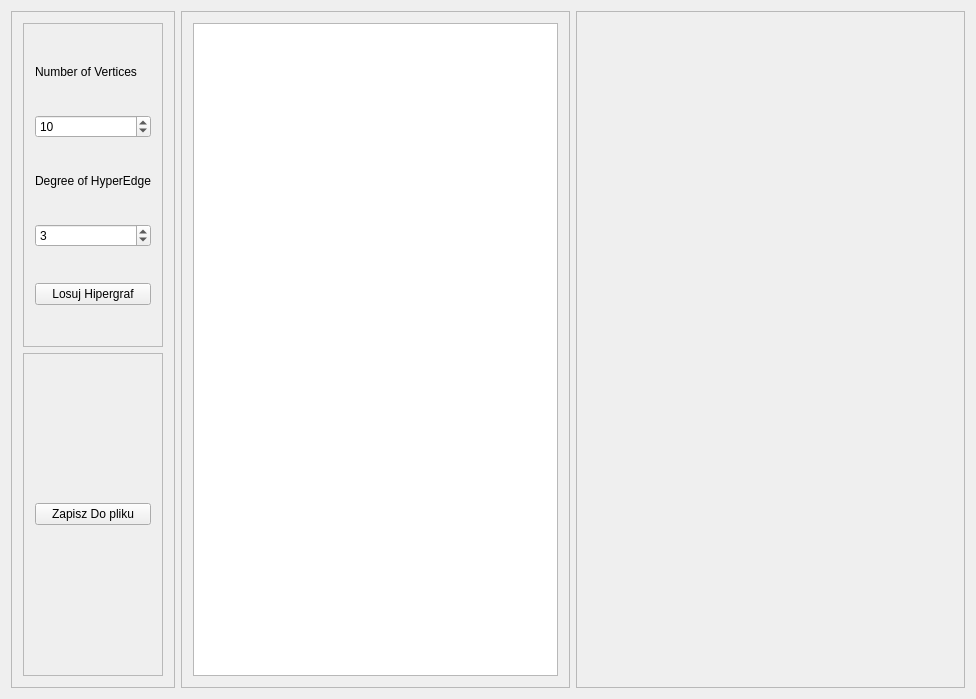
Above: mainwindow.ui from kwarkGorny/PracaInzynierska before the change. Below: the same form after it.
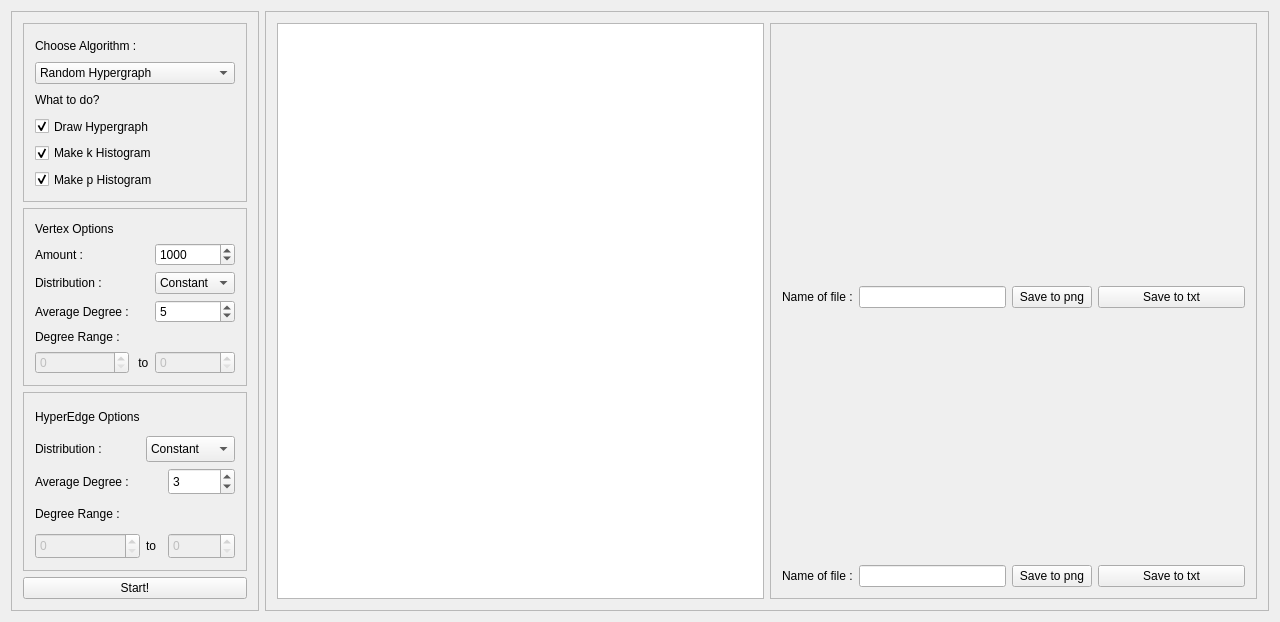
That is the form after the change. Custom widgets are drawn as their Qt base class.

```diff
--- a/mainwindow.ui
+++ b/mainwindow.ui
@@ -6,17 +6,23 @@
    <rect>
     <x>0</x>
     <y>0</y>
-    <width>976</width>
-    <height>699</height>
+    <width>1280</width>
+    <height>622</height>
    </rect>
   </property>
+  <property name="sizePolicy">
+   <sizepolicy hsizetype="Preferred" vsizetype="Preferred">
+    <horstretch>0</horstretch>
+    <verstretch>0</verstretch>
+   </sizepolicy>
+  </property>
   <property name="windowTitle">
    <string>MainWindow</string>
   </property>
   <widget class="QWidget" name="centralWidget">
-   <layout class="QHBoxLayout" name="horizontalLayout">
-    <item>
-     <widget class="QFrame" name="frame">
+   <layout class="QGridLayout" name="gridLayout_6">
+    <item row="0" column="0">
+     <widget class="QFrame" name="ParametersFrame">
       <property name="sizePolicy">
        <sizepolicy hsizetype="Fixed" vsizetype="Preferred">
         <horstretch>0</horstretch>
@@ -29,56 +35,139 @@
       <property name="frameShadow">
        <enum>QFrame::Raised</enum>
       </property>
-      <layout class="QVBoxLayout" name="verticalLayout">
-       <item>
-        <widget class="QFrame" name="frame_4">
+      <layout class="QGridLayout" name="gridLayout_4">
+       <item row="3" column="0">
+        <widget class="QFrame" name="HyperEdgeFrame">
+         <property name="sizePolicy">
+          <sizepolicy hsizetype="Preferred" vsizetype="Preferred">
+           <horstretch>0</horstretch>
+           <verstretch>0</verstretch>
+          </sizepolicy>
+         </property>
          <property name="frameShape">
           <enum>QFrame::StyledPanel</enum>
          </property>
          <property name="frameShadow">
           <enum>QFrame::Raised</enum>
          </property>
-         <layout class="QVBoxLayout" name="verticalLayout_4">
-          <item>
-           <widget class="QLabel" name="labelNumberOfVertices">
+         <layout class="QGridLayout" name="gridLayout_3">
+          <item row="7" column="0" colspan="2">
+           <widget class="QLabel" name="HDegreeRandgeL">
             <property name="sizePolicy">
-             <sizepolicy hsizetype="Minimum" vsizetype="Fixed">
+             <sizepolicy hsizetype="Fixed" vsizetype="Preferred">
               <horstretch>0</horstretch>
               <verstretch>0</verstretch>
              </sizepolicy>
             </property>
             <property name="text">
-             <string>Number of Vertices</string>
+             <string>Degree Range :</string>
             </property>
            </widget>
           </item>
-          <item>
-           <widget class="QSpinBox" name="boxNumberOfVertices">
+          <item row="8" column="1">
+           <widget class="QLabel" name="HtoL">
+            <property name="text">
+             <string>to</string>
+            </property>
+           </widget>
+          </item>
+          <item row="8" column="0">
+           <widget class="QSpinBox" name="HMinDegreeS">
+            <property name="enabled">
+             <bool>false</bool>
+            </property>
+            <property name="sizePolicy">
+             <sizepolicy hsizetype="Preferred" vsizetype="Preferred">
+              <horstretch>0</horstretch>
+              <verstretch>0</verstretch>
+             </sizepolicy>
+            </property>
             <property name="maximum">
              <number>999999999</number>
             </property>
-            <property name="value">
-             <number>10</number>
+           </widget>
+          </item>
+          <item row="2" column="0">
+           <widget class="QLabel" name="HDistibutionL">
+            <property name="sizePolicy">
+             <sizepolicy hsizetype="Fixed" vsizetype="Preferred">
+              <horstretch>0</horstretch>
+              <verstretch>0</verstretch>
+             </sizepolicy>
             </property>
+            <property name="text">
+             <string>Distribution :</string>
+            </property>
            </widget>
           </item>
-          <item>
-           <widget class="QLabel" name="labelSizeOfHyperedge">
+          <item row="2" column="1" colspan="2">
+           <widget class="QComboBox" name="HDistributionCB">
             <property name="sizePolicy">
-             <sizepolicy hsizetype="Fixed" vsizetype="Fixed">
+             <sizepolicy hsizetype="Preferred" vsizetype="Preferred">
               <horstretch>0</horstretch>
               <verstretch>0</verstretch>
              </sizepolicy>
             </property>
+            <item>
+             <property name="text">
+              <string>Constant</string>
+             </property>
+            </item>
+            <item>
+             <property name="text">
+              <string>Uniform</string>
+             </property>
+            </item>
+            <item>
+             <property name="text">
+              <string>Poisson</string>
+             </property>
+            </item>
+           </widget>
+          </item>
+          <item row="6" column="0">
+           <widget class="QLabel" name="HAverageDegreeL">
+            <property name="sizePolicy">
+             <sizepolicy hsizetype="Fixed" vsizetype="Preferred">
+              <horstretch>0</horstretch>
+              <verstretch>0</verstretch>
+             </sizepolicy>
+            </property>
             <property name="text">
-             <string>Degree of HyperEdge</string>
+             <string>Average Degree :</string>
             </property>
            </widget>
           </item>
-          <item>
-           <widget class="QSpinBox" name="boxSizeOfHyperedge">
-            <property name="minimum">
-             <number>1</number>
+          <item row="8" column="2">
+           <widget class="QSpinBox" name="HMaxDegreeS">
+            <property name="enabled">
+             <bool>false</bool>
+            </property>
+            <property name="sizePolicy">
+             <sizepolicy hsizetype="Preferred" vsizetype="Preferred">
+              <horstretch>0</horstretch>
+              <verstretch>0</verstretch>
+             </sizepolicy>
+            </property>
+            <property name="maximum">
+             <number>999999999</number>
+            </property>
+           </widget>
+          </item>
+          <item row="1" column="0">
+           <widget class="QLabel" name="HyperEdgeL">
+            <property name="text">
+             <string>HyperEdge Options</string>
+            </property>
+           </widget>
+          </item>
+          <item row="6" column="2">
+           <widget class="QSpinBox" name="HAverageDegreeS">
+            <property name="sizePolicy">
+             <sizepolicy hsizetype="Preferred" vsizetype="Preferred">
+              <horstretch>0</horstretch>
+              <verstretch>0</verstretch>
+             </sizepolicy>
             </property>
             <property name="maximum">
              <number>999999999</number>
@@ -88,32 +177,412 @@
             </property>
            </widget>
           </item>
-          <item>
-           <widget class="QPushButton" name="pushButton">
+         </layout>
+        </widget>
+       </item>
+       <item row="0" column="0">
+        <widget class="QFrame" name="ResultFrame">
+         <property name="frameShape">
+          <enum>QFrame::StyledPanel</enum>
+         </property>
+         <property name="frameShadow">
+          <enum>QFrame::Raised</enum>
+         </property>
+         <layout class="QGridLayout" name="gridLayout">
+          <item row="4" column="0">
+           <widget class="QCheckBox" name="DrawHypergraphChB">
+            <property name="sizePolicy">
+             <sizepolicy hsizetype="Preferred" vsizetype="Preferred">
+              <horstretch>0</horstretch>
+              <verstretch>0</verstretch>
+             </sizepolicy>
+            </property>
             <property name="text">
-             <string>Losuj Hipergraf</string>
+             <string>Draw Hypergraph</string>
             </property>
+            <property name="checked">
+             <bool>true</bool>
+            </property>
            </widget>
           </item>
+          <item row="2" column="0">
+           <widget class="QComboBox" name="AlgorithmsCB">
+            <property name="sizePolicy">
+             <sizepolicy hsizetype="Preferred" vsizetype="Preferred">
+              <horstretch>0</horstretch>
+              <verstretch>0</verstretch>
+             </sizepolicy>
+            </property>
+            <item>
+             <property name="text">
+              <string>Random Hypergraph</string>
+             </property>
+            </item>
+            <item>
+             <property name="text">
+              <string>Full HyperGraph</string>
+             </property>
+            </item>
+            <item>
+             <property name="text">
+              <string>Test</string>
+             </property>
+            </item>
+           </widget>
+          </item>
+          <item row="6" column="0">
+           <widget class="QCheckBox" name="pHistogramChB">
+            <property name="sizePolicy">
+             <sizepolicy hsizetype="Preferred" vsizetype="Preferred">
+              <horstretch>0</horstretch>
+              <verstretch>0</verstretch>
+             </sizepolicy>
+            </property>
+            <property name="text">
+             <string>Make p Histogram </string>
+            </property>
+            <property name="checked">
+             <bool>true</bool>
+            </property>
+           </widget>
+          </item>
+          <item row="3" column="0">
+           <widget class="QLabel" name="WattodoL">
+            <property name="text">
+             <string>What to do?</string>
+            </property>
+           </widget>
+          </item>
+          <item row="5" column="0">
+           <widget class="QCheckBox" name="kHistogramChB">
+            <property name="sizePolicy">
+             <sizepolicy hsizetype="Preferred" vsizetype="Preferred">
+              <horstretch>0</horstretch>
+              <verstretch>0</verstretch>
+             </sizepolicy>
+            </property>
+            <property name="text">
+             <string>Make k Histogram</string>
+            </property>
+            <property name="checked">
+             <bool>true</bool>
+            </property>
+           </widget>
+          </item>
+          <item row="0" column="0">
+           <widget class="QLabel" name="AlgorithmL">
+            <property name="text">
+             <string>Choose Algorithm :</string>
+            </property>
+           </widget>
+          </item>
          </layout>
         </widget>
        </item>
-       <item>
-        <widget class="QFrame" name="frame_5">
+       <item row="1" column="0">
+        <widget class="QFrame" name="VertexFrame">
+         <property name="sizePolicy">
+          <sizepolicy hsizetype="Preferred" vsizetype="Preferred">
+           <horstretch>0</horstretch>
+           <verstretch>0</verstretch>
+          </sizepolicy>
+         </property>
          <property name="frameShape">
           <enum>QFrame::StyledPanel</enum>
          </property>
          <property name="frameShadow">
           <enum>QFrame::Raised</enum>
          </property>
-         <layout class="QVBoxLayout" name="verticalLayout_5">
-          <item>
+         <layout class="QGridLayout" name="gridLayout_2">
+          <item row="9" column="1">
+           <widget class="QLabel" name="VtoL">
+            <property name="text">
+             <string> to</string>
+            </property>
+           </widget>
+          </item>
+          <item row="1" column="0">
+           <widget class="QLabel" name="AmountL">
+            <property name="text">
+             <string>Amount :</string>
+            </property>
+           </widget>
+          </item>
+          <item row="9" column="0">
+           <widget class="QSpinBox" name="VMinDegreeS">
+            <property name="enabled">
+             <bool>false</bool>
+            </property>
+            <property name="sizePolicy">
+             <sizepolicy hsizetype="Preferred" vsizetype="Preferred">
+              <horstretch>0</horstretch>
+              <verstretch>0</verstretch>
+             </sizepolicy>
+            </property>
+            <property name="maximum">
+             <number>999999999</number>
+            </property>
+           </widget>
+          </item>
+          <item row="3" column="0">
+           <widget class="QLabel" name="VDistributionL">
+            <property name="text">
+             <string>Distribution :</string>
+            </property>
+           </widget>
+          </item>
+          <item row="0" column="0" colspan="2">
+           <widget class="QLabel" name="VerticiesL">
+            <property name="text">
+             <string>Vertex Options</string>
+            </property>
+           </widget>
+          </item>
+          <item row="6" column="2">
+           <widget class="QSpinBox" name="VAverageDegreeS">
+            <property name="enabled">
+             <bool>true</bool>
+            </property>
+            <property name="sizePolicy">
+             <sizepolicy hsizetype="Preferred" vsizetype="Preferred">
+              <horstretch>0</horstretch>
+              <verstretch>0</verstretch>
+             </sizepolicy>
+            </property>
+            <property name="maximum">
+             <number>999999999</number>
+            </property>
+            <property name="value">
+             <number>5</number>
+            </property>
+           </widget>
+          </item>
+          <item row="1" column="2">
+           <widget class="QSpinBox" name="VAmountS">
+            <property name="sizePolicy">
+             <sizepolicy hsizetype="Preferred" vsizetype="Preferred">
+              <horstretch>0</horstretch>
+              <verstretch>0</verstretch>
+             </sizepolicy>
+            </property>
+            <property name="maximum">
+             <number>999999999</number>
+            </property>
+            <property name="value">
+             <number>1000</number>
+            </property>
+           </widget>
+          </item>
+          <item row="9" column="2">
+           <widget class="QSpinBox" name="VMaxDegreeS">
+            <property name="enabled">
+             <bool>false</bool>
+            </property>
+            <property name="sizePolicy">
+             <sizepolicy hsizetype="Preferred" vsizetype="Preferred">
+              <horstretch>0</horstretch>
+              <verstretch>0</verstretch>
+             </sizepolicy>
+            </property>
+            <property name="maximum">
+             <number>999999999</number>
+            </property>
+           </widget>
+          </item>
+          <item row="6" column="0">
+           <widget class="QLabel" name="AvarageDegreeL">
+            <property name="text">
+             <string>Average Degree :</string>
+            </property>
+           </widget>
+          </item>
+          <item row="3" column="2">
+           <widget class="QComboBox" name="VDistributionCB">
+            <property name="sizePolicy">
+             <sizepolicy hsizetype="Preferred" vsizetype="Preferred">
+              <horstretch>0</horstretch>
+              <verstretch>0</verstretch>
+             </sizepolicy>
+            </property>
+            <item>
+             <property name="text">
+              <string>Constant</string>
+             </property>
+            </item>
+            <item>
+             <property name="text">
+              <string>Uniform</string>
+             </property>
+            </item>
+            <item>
+             <property name="text">
+              <string>Poisson</string>
+             </property>
+            </item>
+           </widget>
+          </item>
+          <item row="8" column="0">
+           <widget class="QLabel" name="VDegreeRangeL">
+            <property name="sizePolicy">
+             <sizepolicy hsizetype="Fixed" vsizetype="Preferred">
+              <horstretch>0</horstretch>
+              <verstretch>0</verstretch>
+             </sizepolicy>
+            </property>
+            <property name="text">
+             <string>Degree Range :</string>
+            </property>
+           </widget>
+          </item>
+         </layout>
+        </widget>
+       </item>
+       <item row="4" column="0">
+        <widget class="QPushButton" name="StartBtn">
+         <property name="sizePolicy">
+          <sizepolicy hsizetype="Preferred" vsizetype="Fixed">
+           <horstretch>0</horstretch>
+           <verstretch>0</verstretch>
+          </sizepolicy>
+         </property>
+         <property name="text">
+          <string>Start!</string>
+         </property>
+        </widget>
+       </item>
+      </layout>
+     </widget>
+    </item>
+    <item row="0" column="1">
+     <widget class="QFrame" name="DrawFrame">
+      <property name="sizePolicy">
+       <sizepolicy hsizetype="Preferred" vsizetype="Preferred">
+        <horstretch>0</horstretch>
+        <verstretch>0</verstretch>
+       </sizepolicy>
+      </property>
+      <property name="frameShape">
+       <enum>QFrame::StyledPanel</enum>
+      </property>
+      <property name="frameShadow">
+       <enum>QFrame::Raised</enum>
+      </property>
+      <layout class="QGridLayout" name="gridLayout_5">
+       <item row="0" column="0">
+        <widget class="QGraphicsView" name="HypergraphDrawView">
+         <property name="sizePolicy">
+          <sizepolicy hsizetype="Minimum" vsizetype="Expanding">
+           <horstretch>0</horstretch>
+           <verstretch>0</verstretch>
+          </sizepolicy>
+         </property>
+        </widget>
+       </item>
+       <item row="0" column="1">
+        <widget class="QFrame" name="HistogramsFrame">
+         <property name="sizePolicy">
+          <sizepolicy hsizetype="Preferred" vsizetype="Preferred">
+           <horstretch>0</horstretch>
+           <verstretch>0</verstretch>
+          </sizepolicy>
+         </property>
+         <property name="frameShape">
+          <enum>QFrame::StyledPanel</enum>
+         </property>
+         <property name="frameShadow">
+          <enum>QFrame::Raised</enum>
+         </property>
+         <layout class="QGridLayout" name="gridLayout_9">
+          <item row="4" column="0">
+           <widget class="QLabel" name="label_2">
+            <property name="sizePolicy">
+             <sizepolicy hsizetype="Fixed" vsizetype="Fixed">
+              <horstretch>0</horstretch>
+              <verstretch>0</verstretch>
+             </sizepolicy>
+            </property>
+            <property name="text">
+             <string>Name of file :</string>
+            </property>
+           </widget>
+          </item>
+          <item row="1" column="1">
+           <widget class="QLineEdit" name="lineEdit">
+            <property name="sizePolicy">
+             <sizepolicy hsizetype="Preferred" vsizetype="Fixed">
+              <horstretch>0</horstretch>
+              <verstretch>0</verstretch>
+             </sizepolicy>
+            </property>
+           </widget>
+          </item>
+          <item row="1" column="0">
+           <widget class="QLabel" name="label">
+            <property name="sizePolicy">
+             <sizepolicy hsizetype="Fixed" vsizetype="Fixed">
+              <horstretch>0</horstretch>
+              <verstretch>0</verstretch>
+             </sizepolicy>
+            </property>
+            <property name="text">
+             <string>Name of file :</string>
+            </property>
+           </widget>
+          </item>
+          <item row="4" column="1">
+           <widget class="QLineEdit" name="lineEdit_2">
+            <property name="sizePolicy">
+             <sizepolicy hsizetype="Preferred" vsizetype="Fixed">
+              <horstretch>0</horstretch>
+              <verstretch>0</verstretch>
+             </sizepolicy>
+            </property>
+           </widget>
+          </item>
+          <item row="4" column="2">
            <widget class="QPushButton" name="pushButton_2">
-            <property name="enabled">
-             <bool>true</bool>
+            <property name="text">
+             <string>Save to png</string>
             </property>
+           </widget>
+          </item>
+          <item row="1" column="2">
+           <widget class="QPushButton" name="pushButton">
+            <property name="sizePolicy">
+             <sizepolicy hsizetype="Fixed" vsizetype="Fixed">
+              <horstretch>0</horstretch>
+              <verstretch>0</verstretch>
+             </sizepolicy>
+            </property>
             <property name="text">
-             <string>Zapisz Do pliku</string>
+             <string>Save to png</string>
+            </property>
+           </widget>
+          </item>
+          <item row="4" column="3">
+           <widget class="QPushButton" name="pushButton_3">
+            <property name="text">
+             <string>Save to txt</string>
+            </property>
+           </widget>
+          </item>
+          <item row="1" column="3">
+           <widget class="QPushButton" name="pushButton_4">
+            <property name="text">
+             <string>Save to txt</string>
+            </property>
+           </widget>
+          </item>
+          <item row="0" column="0" colspan="4">
+           <widget class="QCustomPlot" name="kPlotWidget" native="true"/>
+          </item>
+          <item row="3" column="0" colspan="4">
+           <widget class="QCustomPlot" name="pPlotWidget" native="true">
+            <property name="sizePolicy">
+             <sizepolicy hsizetype="Preferred" vsizetype="Preferred">
+              <horstretch>0</horstretch>
+              <verstretch>0</verstretch>
+             </sizepolicy>
             </property>
            </widget>
           </item>
@@ -123,46 +592,6 @@
       </layout>
      </widget>
     </item>
-    <item>
-     <widget class="QFrame" name="frame_3">
-      <property name="frameShape">
-       <enum>QFrame::StyledPanel</enum>
-      </property>
-      <property name="frameShadow">
-       <enum>QFrame::Raised</enum>
-      </property>
-      <layout class="QVBoxLayout" name="verticalLayout_3">
-       <item>
-        <widget class="QGraphicsView" name="graphicsView">
-         <property name="sizePolicy">
-          <sizepolicy hsizetype="Preferred" vsizetype="Expanding">
-           <horstretch>0</horstretch>
-           <verstretch>0</verstretch>
-          </sizepolicy>
-         </property>
-        </widget>
-       </item>
-      </layout>
-     </widget>
-    </item>
-    <item>
-     <widget class="QFrame" name="frame_2">
-      <property name="frameShape">
-       <enum>QFrame::StyledPanel</enum>
-      </property>
-      <property name="frameShadow">
-       <enum>QFrame::Raised</enum>
-      </property>
-      <layout class="QVBoxLayout" name="verticalLayout_2">
-       <item>
-        <widget class="QCustomPlot" name="WykresK" native="true"/>
-       </item>
-       <item>
-        <widget class="QCustomPlot" name="WykresP" native="true"/>
-       </item>
-      </layout>
-     </widget>
-    </item>
    </layout>
   </widget>
  </widget>
```
